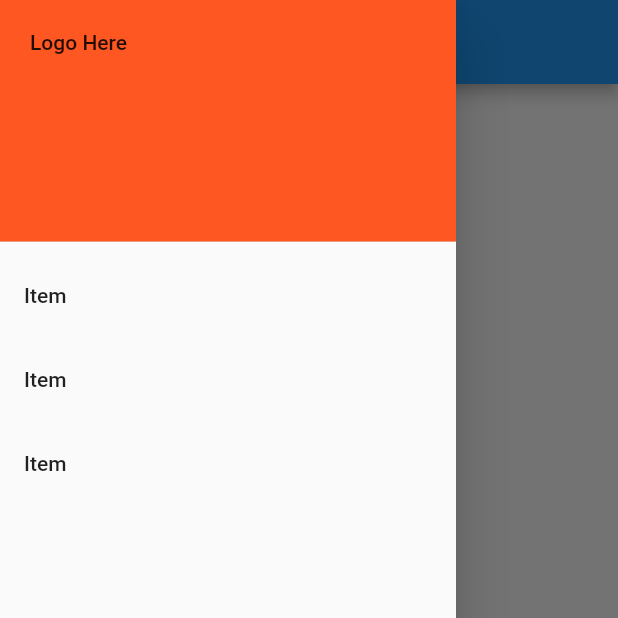
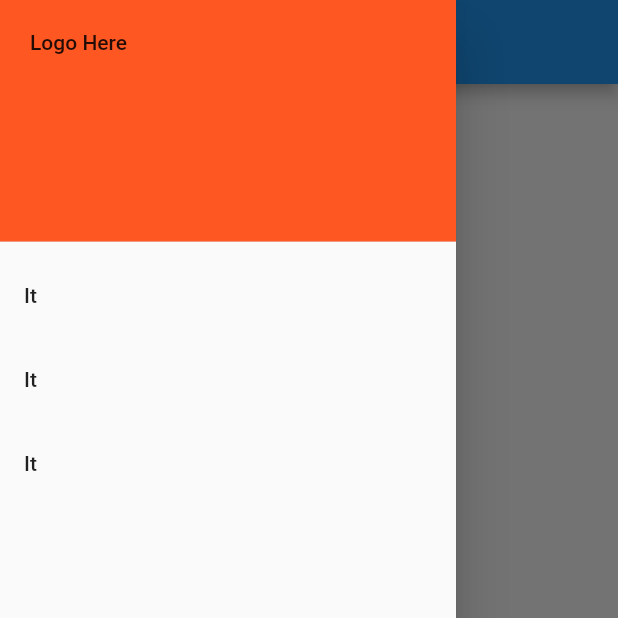
Before and after one commit to aarcoraci/flutter_testapp, a Flutter app: the MainView screen opened directly, with the side drawer open, on a phone screen of 412 x 824 dp, the top half of it. Run offline on Flutter 3.47's test engine with Material 2 defaults, Android fonts, the phone set to English and light mode, and no system bars; our stand-ins replace get_it.

Commit message:
clean up

```diff
--- a/lib/views/main/main_view.dart
+++ b/lib/views/main/main_view.dart
@@ -1,5 +1,6 @@
 import 'package:flutter/material.dart';
 import 'package:provider/provider.dart';
+import 'package:testapp/locator/service_locator.dart';
 import 'package:testapp/viewmodels/app/auth_viewmodel.dart';
 import 'package:testapp/widgets/shared/app_drawer.dart';
 
@@ -13,12 +14,10 @@ class MainView extends StatelessWidget {
         child: Column(
           mainAxisAlignment: MainAxisAlignment.center,
           children: [
-            Text("Main View"),
-            Consumer<AuthViewModel>(
-              builder: (context, value, child) => RaisedButton(
-                child: Text("logout"),
-                onPressed: () => {value.clearAuthToken()},
-              ),
+            Text("Main View fer y franco"),
+            RaisedButton(
+              child: Text("logout"),
+              onPressed: () => {locator<AuthViewModel>().clearAuthToken()},
             )
           ],
         ),
--- a/lib/widgets/shared/app_drawer.dart
+++ b/lib/widgets/shared/app_drawer.dart
@@ -31,7 +31,7 @@ class _AppDrawerState extends State<AppDrawer> {
             itemCount: 3,
             itemBuilder: (BuildContext context, int index) {
               return ListTile(
-                title: Text("Item"),
+                title: Text("It"),
                 onTap: () {},
               );
             },
```
